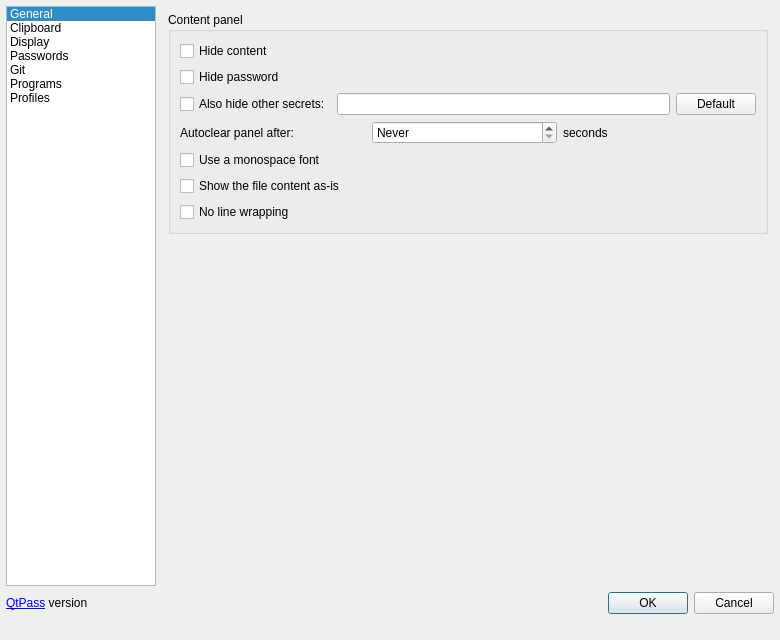
Before: the Qt Designer form src/configdialog.ui in IJHack/QtPass, drawn with Qt 5.
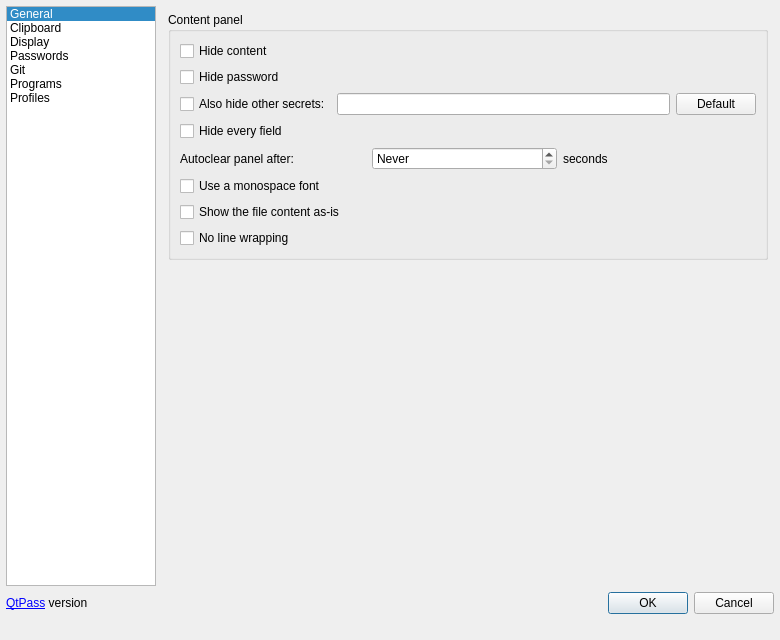
After: the same form once the commit is applied. The open tabs and pages were chosen to show the change. Icons and pictures are not drawn.

Commit message: Templates can mark secret fields; "Hide every field" (#2123)

What changed in the file:
```diff
--- a/src/configdialog.ui
+++ b/src/configdialog.ui
@@ -490,6 +490,16 @@
                   </item>
                  </layout>
                 </item>
+                <item>
+                 <widget class="QCheckBox" name="checkBoxHideAllFields">
+                  <property name="text">
+                   <string>Hide every field</string>
+                  </property>
+                  <property name="toolTip">
+                   <string>Every field behind the eye button, not only the secrets: for shared screens and presenting. The notes below the fields and the OTP code stay visible; "Hide content" hides those too.</string>
+                  </property>
+                 </widget>
+                </item>
                 <item>
                  <layout class="QHBoxLayout" name="horizontalLayout_7">
                   <item>
```
Left out of the diff: 3 changed lines with no effect on the pictures. The commit also changes 87 other files.
